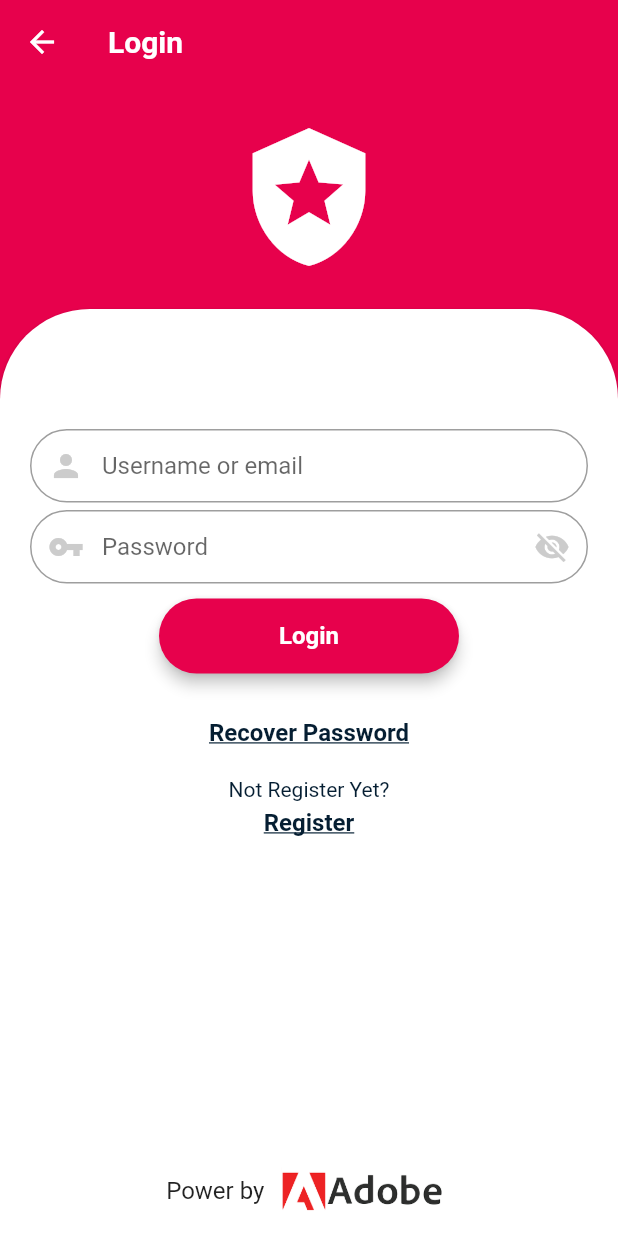
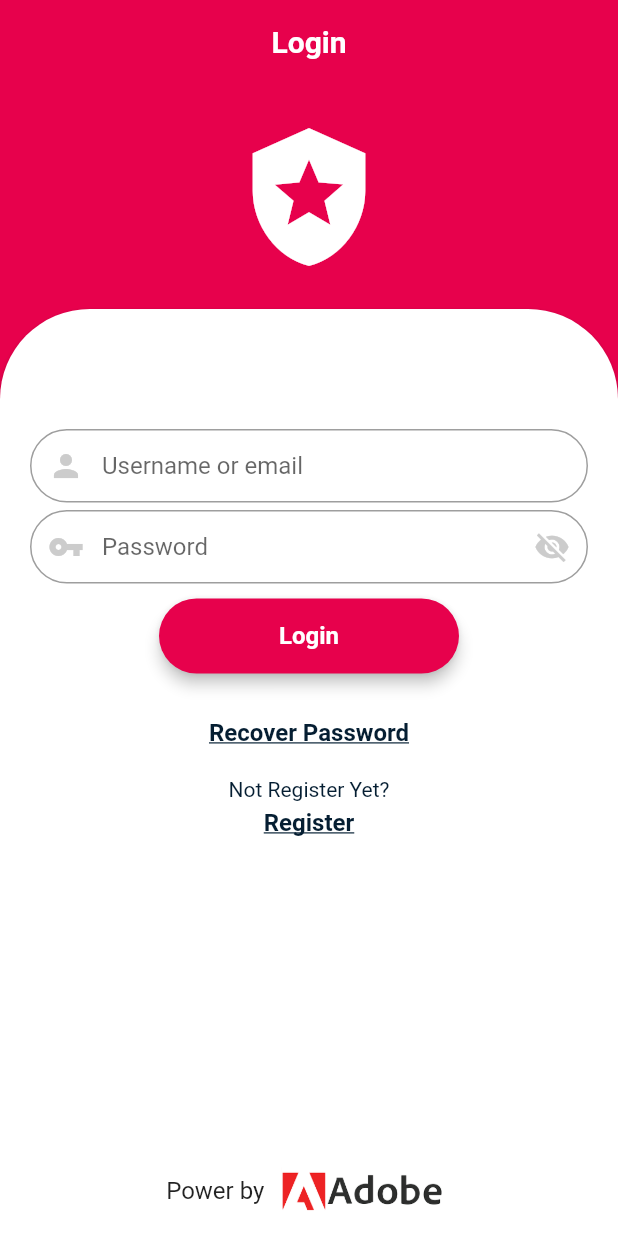
Before and after one commit to imrandev/softnux, a Flutter app: the screen it shows after launch, on a phone screen of 412 x 824 dp. Run offline on Flutter 3.47's test engine with Material 2 defaults, Android fonts, the phone set to English and light mode, and no system bars; our stand-ins replace bloc, flutter_bloc, shared_preferences.

```diff
--- /dev/null
+++ b/lib/blocs/auth/authentication_event.dart
@@ -0,0 +1,10 @@
+part of 'authentication_bloc.dart';
+
+@immutable
+abstract class AuthenticationEvent {
+  const AuthenticationEvent();
+}
+
+class CheckAuthStatus extends AuthenticationEvent {
+
+}
--- /dev/null
+++ b/lib/blocs/auth/authentication_state.dart
@@ -0,0 +1,16 @@
+part of 'authentication_bloc.dart';
+
+@immutable
+abstract class AuthenticationState {}
+
+class AuthenticationLoading extends AuthenticationState {
+
+}
+
+class AuthenticationInitialized extends AuthenticationState {
+
+}
+
+class AuthenticationUninitialized extends AuthenticationState {
+
+}
--- a/lib/main.dart
+++ b/lib/main.dart
@@ -1,14 +1,24 @@
 import 'package:flutter/material.dart';
+import 'package:flutter_bloc/flutter_bloc.dart';
+import 'package:softnux/blocs/auth/authentication_bloc.dart';
 import 'package:softnux/routes/softnux_router.dart';
-import 'package:softnux/utills/routepath.dart';
+import 'package:softnux/ui/home/home.dart';
+import 'package:softnux/ui/login/login.dart';
 
 void main() {
-  runApp(SoftNuxApp());
+  runApp(
+    BlocProvider(
+      create: (BuildContext context) => AuthenticationBloc(),
+      child: SoftNuxApp(),
+    ),
+  );
 }
 
 class SoftNuxApp extends StatelessWidget {
   @override
   Widget build(BuildContext context) {
+    BlocProvider.of<AuthenticationBloc>(context).add(CheckAuthStatus());
+
     return MaterialApp(
       theme: ThemeData(
         primaryColor: Color(0xffE7014C),
@@ -22,7 +32,14 @@ class SoftNuxApp extends StatelessWidget {
       ),
       title: "Softnux",
       onGenerateRoute: SoftNuxRouter.generateRoute,
-      initialRoute: RoutePath.login,
+      home: BlocBuilder<AuthenticationBloc, AuthenticationState>(
+        builder: (context, state) {
+          if (state is AuthenticationInitialized) {
+            return Home();
+          }
+          return Login();
+        },
+      ),
       debugShowCheckedModeBanner: false,
     );
   }
--- a/lib/ui/login/login.dart
+++ b/lib/ui/login/login.dart
@@ -2,31 +2,31 @@ import 'package:flutter/material.dart';
 import 'package:flutter/rendering.dart';
 import 'package:flutter_bloc/flutter_bloc.dart';
 import 'package:softnux/blocs/form/login_form_bloc.dart';
+import 'package:softnux/utills/media_query_util.dart';
 
 import 'login_card.dart';
 
 class Login extends StatelessWidget {
   @override
   Widget build(BuildContext context) {
+
+    final itemWidth = MediaQueryUtil().getItemWidth(context, 1);
+
     return BlocProvider(
       create: (context) => LoginFormBloc(),
       child: Scaffold(
         appBar: AppBar(
           elevation: 0,
-          leading: InkWell(
-            onTap: () => {},
-            customBorder: CircleBorder(),
-            child: Icon(
-              Icons.arrow_back,
-              color: Colors.white,
-            ),
-          ),
-          title: Text(
-            "Login",
-            textAlign: TextAlign.center,
-            style: TextStyle(
-              color: Colors.white,
-              fontWeight: FontWeight.bold,
+          title: Container(
+            width: itemWidth,
+            alignment: Alignment.center,
+            child: Text(
+              "Login",
+              textAlign: TextAlign.center,
+              style: TextStyle(
+                color: Colors.white,
+                fontWeight: FontWeight.bold,
+              ),
             ),
           ),
         ),
--- a/lib/ui/login/login_form.dart
+++ b/lib/ui/login/login_form.dart
@@ -1,6 +1,7 @@
 import 'package:flutter/material.dart';
 import 'package:flutter_bloc/flutter_bloc.dart';
 import 'package:softnux/blocs/form/login_form_bloc.dart';
+import 'package:softnux/utills/prefs_util.dart';
 import 'package:softnux/utills/routepath.dart';
 
 class LoginForm extends StatefulWidget {
@@ -12,6 +13,8 @@ class LoginForm extends StatefulWidget {
 class LoginFormUIState extends State<LoginForm> {
 
   final _formKey = GlobalKey<FormState>();
+  final _usernameController = TextEditingController();
+  final _passwordController = TextEditingController();
 
   @override
   Widget build(BuildContext context) {
@@ -24,9 +27,10 @@ class LoginFormUIState extends State<LoginForm> {
               if (value.isEmpty) {
                 return "Please enter your username or email";
               }
-              return "";
+              return null;
             },
             maxLines: 1,
+            controller: _usernameController,
             decoration: InputDecoration(
               prefixIcon: Icon(
                 Icons.person,
@@ -46,7 +50,6 @@ class LoginFormUIState extends State<LoginForm> {
           ),
 
           BlocBuilder<LoginFormBloc, LoginFormState>(
-
             builder: (context, state) {
               bool visibility = false;
               if (state is PasswordVisibilityState) {
@@ -56,9 +59,12 @@ class LoginFormUIState extends State<LoginForm> {
                 validator: (value) {
                   if (value.isEmpty) {
                     return "Please enter your password";
+                  } else if (value.length < 8) {
+                    return "Password is too short! Need 8 characters.";
                   }
-                  return "";
+                  return null;
                 },
+                controller: _passwordController,
                 maxLines: 1,
                 obscureText: visibility ? false : true,
                 decoration: InputDecoration(
@@ -97,7 +103,13 @@ class LoginFormUIState extends State<LoginForm> {
             height: 50,
             child: RaisedButton(
               onPressed: () => {
-                Navigator.pushNamed(context, RoutePath.home),
+                if (_formKey.currentState.validate()){
+                  PrefsUtil().saveUsername(_usernameController.text),
+                  PrefsUtil().savePassword(_passwordController.text),
+                  PrefsUtil().saveSession(true),
+
+                  Navigator.pushNamed(context, RoutePath.home),
+                }
               },
               elevation: 4,
               color: Color(0xffE7014C),
--- a/lib/utills/constant.dart
+++ b/lib/utills/constant.dart
@@ -3,4 +3,9 @@ class Constant {
       "https://www.grad.edu.hk/sites/default/files/styles/feature_image_text_block/public/2018-09/iStock-629604122.jpg?itok=Ulxn4bJw";
   static const String defaultProfileAvatar =
       "https://www.pngjoy.com/pngm/804/9537968_avatar-web-developer-coder-avatar-hd-png-download.png";
+
+  // shared prefs keys
+  static const String usernamePrefs = "username-prefs";
+  static const String passwordPrefs = "password-prefs";
+  static const String isLoggedPrefs = "is-logged-prefs";
 }
--- a/pubspec.yaml
+++ b/pubspec.yaml
@@ -27,9 +27,11 @@ dependencies:
 
   # The following adds the Cupertino Icons font to your application.
   # Use with the CupertinoIcons class for iOS style icons.
+
   cupertino_icons: ^1.0.0
   flutter_bloc: ^6.1.1
   http: ^0.12.2
+  shared_preferences: ^0.5.12+4
 
 dev_dependencies:
   flutter_test:
```
Also changed, not shown: lib/blocs/auth/authentication_bloc.dart (added, +32 -0 lines), lib/ui/home/home.dart (+46 -1 lines), lib/utills/prefs_util.dart (added, +46 -0 lines), pubspec.lock, 3 other files.
